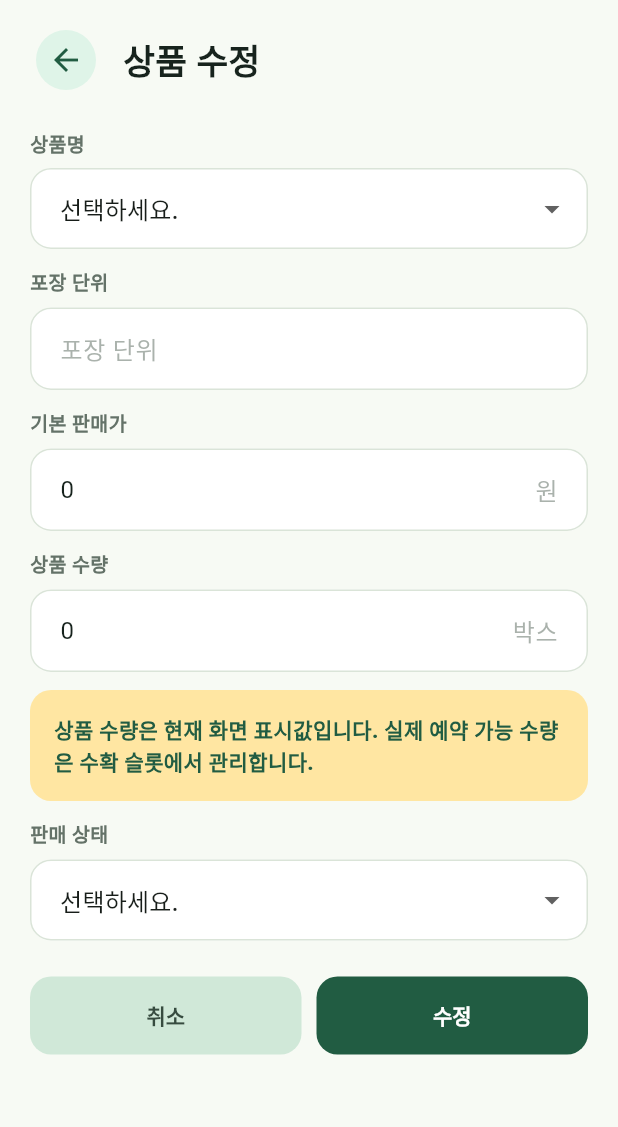
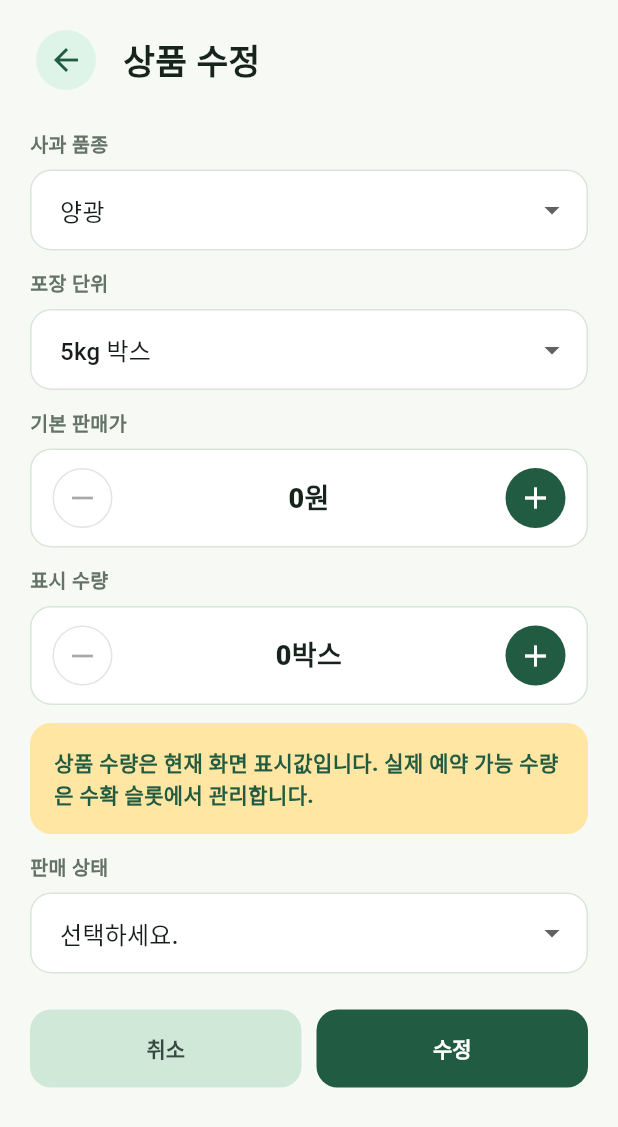
Before and after one commit to AI-MegaStudy/SMART_APP2, a Flutter app: the ProductEditPage screen opened directly with empty values, on a phone screen of 412 x 824 dp. Shown: the top 1127 px of the screen. Run offline on Flutter 3.47's test engine with Material 3 defaults, Android fonts, the phone set to English and light mode, and no system bars; our stand-ins replace image_picker, shared_preferences; missing offline and left inert: kpostal_plus; accounts and stored records are empty.

Commit message:
Constrain product inputs to verified owner flow

```diff
--- a/lib/model/product_record.dart
+++ b/lib/model/product_record.dart
@@ -1,6 +1,9 @@
 import 'package:flutter/material.dart';
 
 class ProductRecord {
+  static const appleVarieties = ['양광', '부사'];
+  static const packageUnitKgOptions = [1.0, 3.0, 5.0, 7.5, 10.0];
+
   final int? id;
   final int? farmId;
   final String name;
@@ -116,6 +119,23 @@ class ProductRecord {
     };
   }
 
+  static String productNameFromVariety(String variety) {
+    return '$variety 사과';
+  }
+
+  static String varietyFromProductName(String productName) {
+    for (final variety in appleVarieties) {
+      if (productName.contains(variety)) {
+        return variety;
+      }
+    }
+    return appleVarieties.first;
+  }
+
+  static String packageLabel(double packageUnitKg) {
+    return '${_formatKg(packageUnitKg)}kg 박스';
+  }
+
   static Color statusColor(String status) {
     return switch (status) {
       '판매 중' => const Color(0xffDFF4E8),
--- a/lib/view/product_edit_page.dart
+++ b/lib/view/product_edit_page.dart
@@ -16,33 +16,32 @@ class ProductEditPage extends StatefulWidget {
 
 class _ProductEditPageState extends State<ProductEditPage> {
   final formKey = GlobalKey<FormState>();
-  final packageController = TextEditingController();
-  final priceController = TextEditingController();
-  final stockController = TextEditingController();
   final repository = ProductRepository();
-  late String productName;
+  late String variety;
+  late double packageUnitKg;
+  late int price;
+  late int stockBoxes;
   late String status;
   bool isSaving = false;
 
   @override
   void initState() {
     super.initState();
-    productName = widget.product.name;
-    packageController.text = widget.product.packageUnit.replaceAll(
-      RegExp(r'\D'),
-      '',
-    );
-    priceController.text = widget.product.price.toString();
-    stockController.text = widget.product.stockKg.toString();
+    final rawVariety = widget.product.variety.isEmpty
+        ? ProductRecord.varietyFromProductName(widget.product.name)
+        : widget.product.variety;
+    variety = ProductRecord.appleVarieties.contains(rawVariety)
+        ? rawVariety
+        : ProductRecord.appleVarieties.first;
+    packageUnitKg =
+        ProductRecord.packageUnitKgOptions.contains(
+          widget.product.packageUnitKg,
+        )
+        ? widget.product.packageUnitKg
+        : 5;
+    price = widget.product.price;
+    stockBoxes = widget.product.stockKg;
     status = widget.product.status;
-  }
-
-  @override
-  void dispose() {
-    packageController.dispose();
-    priceController.dispose();
-    stockController.dispose();
-    super.dispose();
   }
 
   Future<void> _save() async {
@@ -56,19 +55,18 @@ class _ProductEditPageState extends State<ProductEditPage> {
       message: '상품 정보를 수정할까요?',
       confirmLabel: '수정',
       onConfirm: () async {
+        final productName = ProductRecord.productNameFromVariety(variety);
         final product = ProductRecord(
           productName,
-          '${packageController.text}kg 박스',
-          int.parse(priceController.text),
-          int.parse(stockController.text),
+          ProductRecord.packageLabel(packageUnitKg),
+          price,
+          stockBoxes,
           status,
           _statusColor(status),
           id: widget.product.id,
           farmId: widget.product.farmId,
-          fruitType: widget.product.fruitType,
-          variety: widget.product.variety.isEmpty
-              ? _variety(productName)
-              : widget.product.variety,
+          fruitType: '사과',
+          variety: variety,
           description: widget.product.description,
           imageUrl: widget.product.imageUrl,
         );
@@ -95,12 +93,6 @@ class _ProductEditPageState extends State<ProductEditPage> {
     );
   }
 
-  String _variety(String productName) {
-    return productName.replaceAll('사과', '').trim().isEmpty
-        ? productName
-        : productName.replaceAll('사과', '').trim();
-  }
-
   Color _statusColor(String status) {
     return switch (status) {
       '판매 중' => AppColors.mint,
@@ -122,59 +114,45 @@ class _ProductEditPageState extends State<ProductEditPage> {
           ),
           children: [
             LabeledDropdown(
-              label: '상품명',
-              value: productName,
-              items: const ['양광 사과', '부사 사과'],
+              label: '사과 품종',
+              value: variety,
+              items: ProductRecord.appleVarieties,
               onChanged: (value) {
                 if (value != null) {
-                  setState(() => productName = value);
+                  setState(() => variety = value);
                 }
               },
             ),
-            LabeledField(
+            LabeledDropdown(
               label: '포장 단위',
-              value: '',
-              controller: packageController,
-              keyboardType: TextInputType.number,
-              inputFormatters: const [DigitsOnlyInputFormatter()],
-              validator: (text) {
-                final required = requiredValidator('포장 단위', text);
-                if (required != null) return required;
-                return RegExp(r'^\d+$').hasMatch(text!.trim())
-                    ? null
-                    : '포장 단위에는 숫자만 입력하세요.';
+              value: ProductRecord.packageLabel(packageUnitKg),
+              items: [
+                for (final value in ProductRecord.packageUnitKgOptions)
+                  ProductRecord.packageLabel(value),
+              ],
+              onChanged: (value) {
+                if (value == null) return;
+                final parsed = value.replaceAll(RegExp(r'[^0-9.]'), '');
+                setState(() => packageUnitKg = double.tryParse(parsed) ?? 5);
               },
-              suffixText: 'kg 박스',
             ),
-            LabeledField(
+            LabeledNumberStepper(
               label: '기본 판매가',
-              value: '',
-              controller: priceController,
-              keyboardType: TextInputType.number,
-              inputFormatters: const [DigitsOnlyInputFormatter()],
-              validator: (text) {
-                final required = requiredValidator('기본 판매가', text);
-                if (required != null) return required;
-                return RegExp(r'^\d+$').hasMatch(text!.trim())
-                    ? null
-                    : '기본 판매가에는 숫자만 입력하세요.';
-              },
+              value: price,
+              min: 1000,
+              max: 300000,
+              step: 1000,
               suffixText: '원',
+              onChanged: (value) => setState(() => price = value),
             ),
-            LabeledField(
-              label: '상품 수량',
-              value: '',
-              controller: stockController,
-              keyboardType: TextInputType.number,
-              inputFormatters: const [DigitsOnlyInputFormatter()],
-              validator: (text) {
-                final required = requiredValidator('상품 수량', text);
-                if (required != null) return required;
-                return RegExp(r'^\d+$').hasMatch(text!.trim())
-                    ? null
-                    : '상품 수량에는 숫자만 입력하세요.';
-              },
+            LabeledNumberStepper(
+              label: '표시 수량',
+              value: stockBoxes,
+              min: 0,
+              max: 999,
+              step: 1,
               suffixText: '박스',
+              onChanged: (value) => setState(() => stockBoxes = value),
             ),
             const NoticeBox(
               color: AppColors.yellow,
--- a/lib/widgets/owner_widgets.dart
+++ b/lib/widgets/owner_widgets.dart
@@ -824,6 +824,75 @@ class LabeledDropdown extends StatelessWidget {
   }
 }
 
+class LabeledNumberStepper extends StatelessWidget {
+  final String label;
+  final int value;
+  final int min;
+  final int max;
+  final int step;
+  final String suffixText;
+  final ValueChanged<int> onChanged;
+
+  const LabeledNumberStepper({
+    super.key,
+    required this.label,
+    required this.value,
+    required this.onChanged,
+    this.min = 0,
+    this.max = 999999,
+    this.step = 1,
+    this.suffixText = '',
+  });
+
+  void _change(int next) {
+    onChanged(next.clamp(min, max).toInt());
+  }
+
+  @override
+  Widget build(BuildContext context) {
+    return Column(
+      crossAxisAlignment: CrossAxisAlignment.start,
+      children: [
+        _FieldLabel(label),
+        const SizedBox(height: 7),
+        Container(
+          padding: const EdgeInsets.symmetric(horizontal: 10, vertical: 8),
+          decoration: BoxDecoration(
+            color: Colors.white,
+            border: Border.all(color: AppColors.line),
+            borderRadius: BorderRadius.circular(14),
+          ),
+          child: Row(
+            children: [
+              IconButton.outlined(
+                onPressed: value <= min ? null : () => _change(value - step),
+                icon: const Icon(Icons.remove),
+                tooltip: '$label 줄이기',
+              ),
+              Expanded(
+                child: Text(
+                  suffixText.isEmpty ? '$value' : '$value$suffixText',
+                  textAlign: TextAlign.center,
+                  style: const TextStyle(
+                    fontSize: 18,
+                    fontWeight: FontWeight.w900,
+                    color: AppColors.text,
+                  ),
+                ),
+              ),
+              IconButton.filled(
+                onPressed: value >= max ? null : () => _change(value + step),
+                icon: const Icon(Icons.add),
+                tooltip: '$label 늘리기',
+              ),
+            ],
+          ),
+        ),
+      ],
+    );
+  }
+}
+
 class _FieldLabel extends StatelessWidget {
   final String text;
 
```
Also changed, not shown: lib/view/product_add_page.dart (+42 -76 lines), 1 other file.
